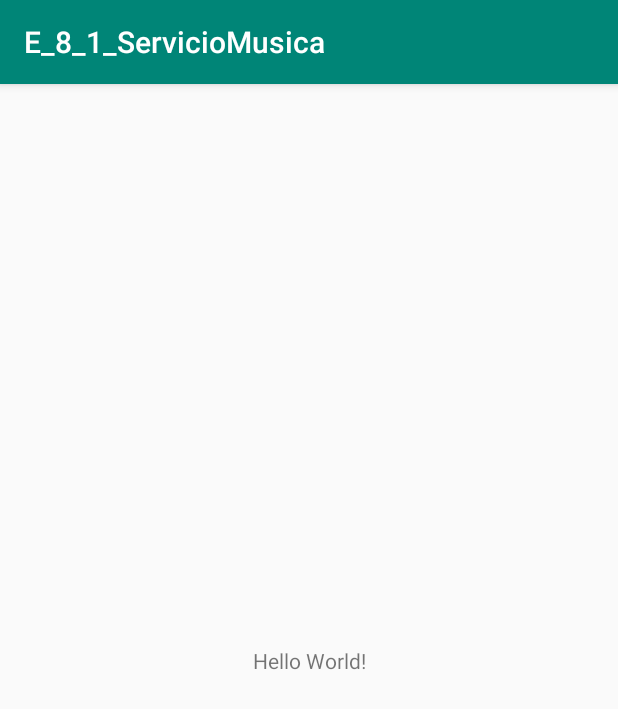
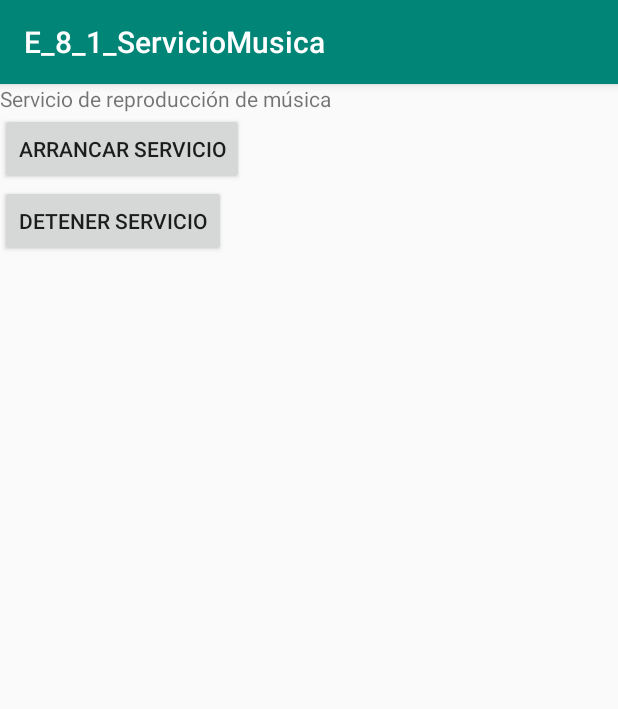
Before and after one commit to quicoGit/2019_ServicioMusica, an Android app: the screen it shows after launch (MainActivity), on a phone screen of 412 x 824 dp. Shown: the top 709 px of the screen. Run offline under Robolectric (Android 15) with nearby library versions, the light colour scheme and no system bars.

Commit message:
Commit terminado Ejercicio 8.1. Servicio reproductor de música

```diff
--- a/app/src/main/AndroidManifest.xml
+++ b/app/src/main/AndroidManifest.xml
@@ -9,6 +9,7 @@
             android:roundIcon="@mipmap/ic_launcher_round"
             android:supportsRtl="true"
             android:theme="@style/AppTheme">
+        <service android:name=".ServicioMusica" />
         <activity android:name=".MainActivity">
             <intent-filter>
                 <action android:name="android.intent.action.MAIN"/>
--- a/app/src/main/java/com/plumbaria/e_8_1_serviciomusica/MainActivity.kt
+++ b/app/src/main/java/com/plumbaria/e_8_1_serviciomusica/MainActivity.kt
@@ -1,12 +1,38 @@
 package com.plumbaria.e_8_1_serviciomusica
 
+import android.content.Intent
 import android.support.v7.app.AppCompatActivity
 import android.os.Bundle
+import android.view.View
+import android.widget.Button
 
-class MainActivity : AppCompatActivity() {
+class MainActivity : AppCompatActivity(), View.OnClickListener {
+
 
     override fun onCreate(savedInstanceState: Bundle?) {
         super.onCreate(savedInstanceState)
         setContentView(R.layout.activity_main)
+
+        var arrancar:Button = findViewById(R.id.boton_arrancar)
+        arrancar.setOnClickListener(this)
+
+        var detener:Button = findViewById(R.id.boton_detener)
+        detener.setOnClickListener(this)
     }
+
+    /*
+    Tratamos el onclick
+     */
+    override fun onClick(v: View?) {
+        var intent:Intent = Intent(this, ServicioMusica::class.java)
+        when (v?.id) {
+            R.id.boton_arrancar -> {
+                startService(intent)
+            }
+            R.id.boton_detener -> {
+                stopService(intent)
+            }
+        }
+    }
+
 }
--- a/app/src/main/res/layout/activity_main.xml
+++ b/app/src/main/res/layout/activity_main.xml
@@ -1,19 +1,18 @@
 <?xml version="1.0" encoding="utf-8"?>
-<android.support.constraint.ConstraintLayout
+<LinearLayout
         xmlns:android="http://schemas.android.com/apk/res/android"
-        xmlns:tools="http://schemas.android.com/tools"
-        xmlns:app="http://schemas.android.com/apk/res-auto"
-        android:layout_width="match_parent"
-        android:layout_height="match_parent"
-        tools:context=".MainActivity">
-
-    <TextView
+        android:orientation="vertical"
+        android:layout_width="fill_parent"
+        android:layout_height="fill_parent">
+    <TextView android:layout_width="fill_parent"
+              android:layout_height="wrap_content"
+              android:text="Servicio de reproducción de música"/>
+    <Button android:id="@+id/boton_arrancar"
             android:layout_width="wrap_content"
             android:layout_height="wrap_content"
-            android:text="Hello World!"
-            app:layout_constraintBottom_toBottomOf="parent"
-            app:layout_constraintLeft_toLeftOf="parent"
-            app:layout_constraintRight_toRightOf="parent"
-            app:layout_constraintTop_toTopOf="parent"/>
-
-</android.support.constraint.ConstraintLayout>
+            android:text="Arrancar servicio"/>
+    <Button android:id="@+id/boton_detener"
+            android:layout_width="wrap_content"
+            android:layout_height="wrap_content"
+            android:text="Detener servicio"/>
+</LinearLayout>
```
Also changed, not shown: app/src/main/java/com/plumbaria/e_8_1_serviciomusica/ServicioMusica.kt (added, +32 -0 lines), 1 other file.
